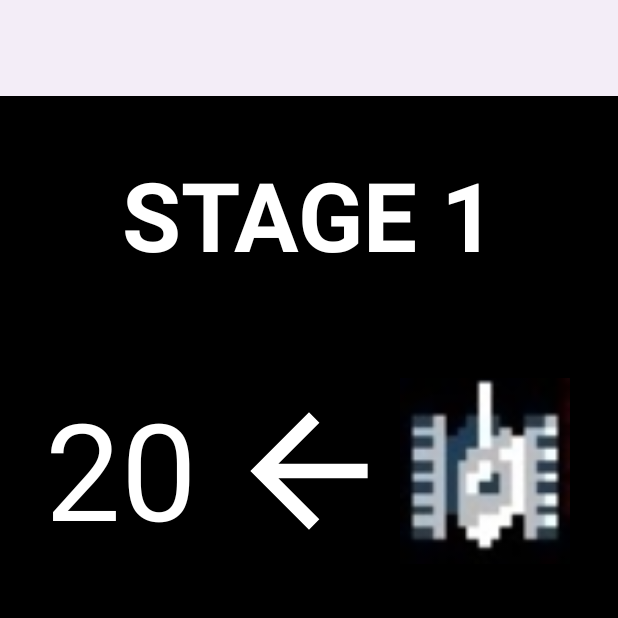
After one commit to Ilyameraii/BattleTanks, an Android app: the ScoreActivity screen opened directly, with no data from a screen before it, on a phone screen of 412 x 824 dp, the top half of it. The commit adds this screen. Run offline under Robolectric (Android 15) with nearby library versions, the light colour scheme and no system bars.

Commit message:
29presentation

```diff
--- a/app/src/main/AndroidManifest.xml
+++ b/app/src/main/AndroidManifest.xml
@@ -13,7 +13,7 @@
         android:theme="@style/Theme.BattleTanks"
         tools:targetApi="31">
         <activity
-            android:name=".MainActivity"
+            android:name=".activites.MainActivity"
             android:exported="true">
             <intent-filter>
                 <action android:name="android.intent.action.MAIN" />
@@ -21,6 +21,7 @@
                 <category android:name="android.intent.category.LAUNCHER" />
             </intent-filter>
         </activity>
+        <activity android:name=".activites.ScoreActivity" />
     </application>
 
 </manifest>
--- /dev/null
+++ b/app/src/main/java/com/example/battletanks/activites/ScoreActivity.kt
@@ -0,0 +1,38 @@
+package com.example.battletanks.activites
+
+import android.app.Activity
+import android.content.Context
+import android.content.Intent
+import android.os.Bundle
+import android.os.PersistableBundle
+import androidx.appcompat.app.AppCompatActivity
+import com.example.battletanks.R
+
+const val SCORE_REQUEST_CODE = 100
+
+class ScoreActivity : AppCompatActivity() {
+
+    companion object {
+        const val EXTRA_SCORE = "extra_score"
+        fun createIntent(context: Context, score: Int): Intent {
+            return Intent(context, ScoreActivity::class.java)
+                .apply {
+                    putExtra(EXTRA_SCORE, score)
+                }
+        }
+    }
+
+    var score = 0
+
+    override fun onCreate(savedInstanceState: Bundle?) {
+        super.onCreate(savedInstanceState)
+        setContentView(R.layout.activity_score)
+        score = intent.getIntExtra(EXTRA_SCORE, 0)
+    }
+
+    override fun onBackPressed(){
+        super.onBackPressed()
+        setResult(Activity.RESULT_OK)
+        finish()
+    }
+}
--- a/app/src/main/java/com/example/battletanks/drawers/BulletDrawer.kt
+++ b/app/src/main/java/com/example/battletanks/drawers/BulletDrawer.kt
@@ -4,7 +4,7 @@ import android.app.Activity
 import android.view.View
 import android.widget.FrameLayout
 import android.widget.ImageView
-import com.example.battletanks.CELL_SIZE
+import com.example.battletanks.activites.CELL_SIZE
 import com.example.battletanks.GameCore
 import com.example.battletanks.R
 import com.example.battletanks.sounds.MainSoundPlayer
--- a/app/src/main/java/com/example/battletanks/drawers/ElementsDrawer.kt
+++ b/app/src/main/java/com/example/battletanks/drawers/ElementsDrawer.kt
@@ -2,7 +2,7 @@ package com.example.battletanks.drawers
 
 import android.view.View
 import android.widget.FrameLayout
-import com.example.battletanks.CELL_SIZE
+import com.example.battletanks.activites.CELL_SIZE
 import com.example.battletanks.enums.Material
 import com.example.battletanks.models.Coordinate
 import com.example.battletanks.models.Element
--- a/app/src/main/java/com/example/battletanks/drawers/GridDrawer.kt
+++ b/app/src/main/java/com/example/battletanks/drawers/GridDrawer.kt
@@ -3,8 +3,8 @@ package com.example.battletanks.drawers
 import android.graphics.Color
 import android.view.View
 import android.widget.FrameLayout
-import com.example.battletanks.CELL_SIZE
-import com.example.battletanks.binding
+import com.example.battletanks.activites.CELL_SIZE
+import com.example.battletanks.activites.binding
 
 class GridDrawer(private val context: FrameLayout) {
     private val allLines = mutableListOf<View>()
--- a/app/src/main/java/com/example/battletanks/models/Tank.kt
+++ b/app/src/main/java/com/example/battletanks/models/Tank.kt
@@ -2,9 +2,8 @@ package com.example.battletanks.models
 
 import android.view.View
 import android.widget.FrameLayout
-import com.example.battletanks.CELL_SIZE
-import com.example.battletanks.binding
-import com.example.battletanks.drawers.BulletDrawer
+import com.example.battletanks.activites.CELL_SIZE
+import com.example.battletanks.activites.binding
 import com.example.battletanks.drawers.EnemyDrawer
 import com.example.battletanks.enums.Direction
 import com.example.battletanks.enums.Direction.DOWN
--- a/app/src/main/java/com/example/battletanks/utils/Utils.kt
+++ b/app/src/main/java/com/example/battletanks/utils/Utils.kt
@@ -4,8 +4,8 @@ import android.app.Activity
 import android.view.View
 import android.widget.FrameLayout
 import android.widget.ImageView
-import com.example.battletanks.CELL_SIZE
-import com.example.battletanks.binding
+import com.example.battletanks.activites.CELL_SIZE
+import com.example.battletanks.activites.binding
 import com.example.battletanks.models.Coordinate
 import com.example.battletanks.models.Element
 import com.example.battletanks.models.Tank
--- /dev/null
+++ b/app/src/main/res/drawable/ic_arrow_back.xml
@@ -0,0 +1,5 @@
+<vector xmlns:android="http://schemas.android.com/apk/res/android" android:autoMirrored="true" android:height="24dp" android:tint="#FFFFFF" android:viewportHeight="24" android:viewportWidth="24" android:width="24dp">
+
+    <path android:fillColor="@android:color/white" android:pathData="M20,11H7.83l5.59,-5.59L12,4l-8,8 8,8 1.41,-1.41L7.83,13H20v-2z"/>
+
+</vector>
--- /dev/null
+++ b/app/src/main/res/layout/activity_score.xml
@@ -0,0 +1,47 @@
+<?xml version="1.0" encoding="utf-8"?>
+<LinearLayout xmlns:android="http://schemas.android.com/apk/res/android"
+    xmlns:tools="http://schemas.android.com/tools"
+    android:layout_width="match_parent"
+    android:layout_height="match_parent"
+    android:background="@color/black"
+    android:orientation="vertical">
+
+    <TextView
+        android:layout_width="match_parent"
+        android:layout_height="wrap_content"
+        android:layout_margin="36dp"
+        android:gravity="center"
+        android:text="Stage 1"
+        android:textAllCaps="true"
+        android:textColor="@color/white"
+        android:textSize="64sp"
+        android:textStyle="bold" />
+
+    <LinearLayout
+        android:layout_width="match_parent"
+        android:layout_height="wrap_content"
+        android:layout_margin="30dp"
+        android:orientation="horizontal">
+
+        <TextView
+            android:id="@+id/score_text_view"
+            android:layout_width="0dp"
+            android:layout_height="wrap_content"
+            android:layout_weight="1"
+            android:text="20"
+            android:textColor="@color/white"
+            android:textSize="90sp" />
+
+        <ImageView
+            android:layout_width="0dp"
+            android:layout_height="124dp"
+            android:layout_weight="1"
+            android:src="@drawable/ic_arrow_back" />
+        <ImageView
+            android:layout_width="0dp"
+            android:layout_height="124dp"
+            android:layout_weight="1"
+            android:src="@drawable/enemy_tank" />
+    </LinearLayout>
+
+</LinearLayout>
```
Also changed, not shown: app/src/main/java/com/example/battletanks/GameCore.kt (+19 -6 lines), app/src/main/java/com/example/battletanks/activites/MainActivity.kt (renamed from app/src/main/java/com/example/battletanks/MainActivity.kt, +21 -9 lines), app/src/main/java/com/example/battletanks/drawers/EnemyDrawer.kt (+10 -1 lines).
